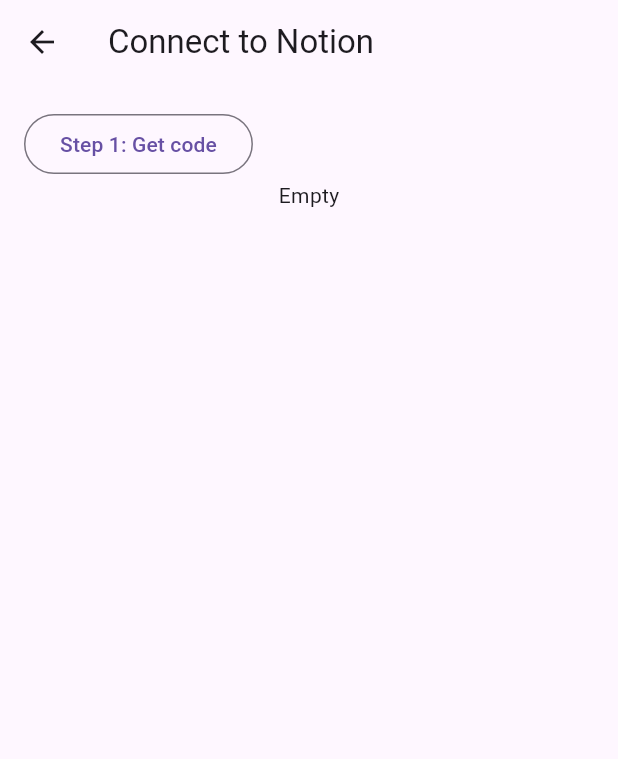
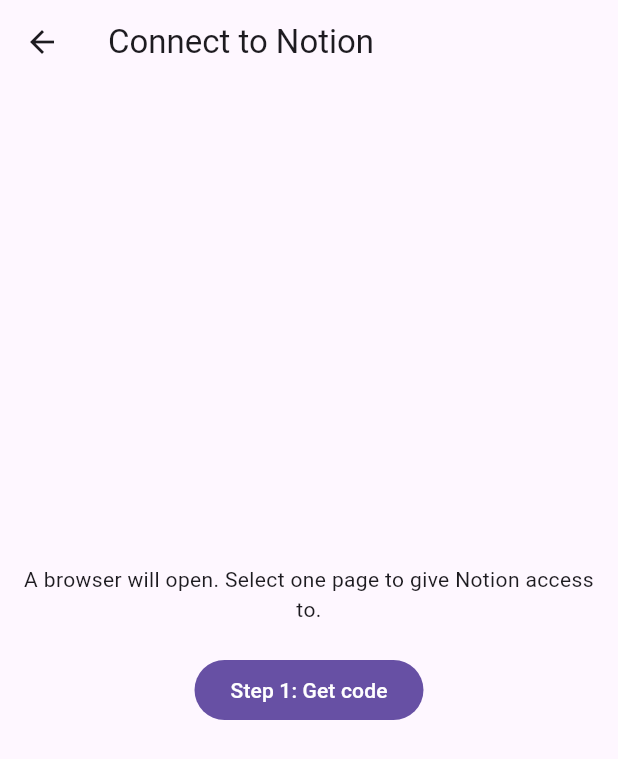
Before and after one commit to exnota/exnota, a Flutter app: the NotionSettingsView screen opened directly, after a tap on "Step 1: Get code", on a phone screen of 412 x 824 dp. Shown: the top 759 px of the screen. Run offline on Flutter 3.47's test engine with Material 2 defaults, Android fonts, the phone set to English and light mode, and no system bars; our stand-ins replace drift, flutter_riverpod, freezed_annotation, riverpod_annotation, uni_links; missing offline and left inert: oauth2; accounts and stored records are empty; generated files the repository leaves out were written again.

Commit message:
mobile: Refactor settings view to support error messages
Also redesigns the screen.

```diff
--- a/app/mobile/lib/src/integration/service/notion_settings_service.dart
+++ b/app/mobile/lib/src/integration/service/notion_settings_service.dart
@@ -16,7 +16,6 @@ class NotionSettingsService extends _$NotionSettingsService {
 
   Future<void> saveCode(String code) async {
     final settings = NotionSettings.code(code: code);
-    print('xyz about to .updateSettings');
     await ref
         .read(notionSettingsRepoProvider.notifier)
         .updateSettings(settings);
@@ -38,7 +37,6 @@ class NotionSettingsService extends _$NotionSettingsService {
         );
         // 201 expected, but also accept 200 in case they change things.
         if (![200, 201].contains(response.statusCode)) {
-          print('not a 201 or 200');
           return false;
         }
         final body = jsonDecode(response.body);
--- a/app/mobile/lib/src/integration/view/notion_settings_view.dart
+++ b/app/mobile/lib/src/integration/view/notion_settings_view.dart
@@ -18,26 +18,48 @@ class NotionSettingsView extends ConsumerStatefulWidget {
   ConsumerState<NotionSettingsView> createState() => _NotionSettingsView();
 }
 
-class _NotionSettingsView extends ConsumerState<NotionSettingsView> {
+enum LaunchingBrowserStatus { notLaunched, launched, returned }
+
+class _NotionSettingsView extends ConsumerState<NotionSettingsView>
+    with WidgetsBindingObserver {
+  final double _verticalColumnSpace = 20;
+
+  LaunchingBrowserStatus _launchingBrowser = LaunchingBrowserStatus.notLaunched;
+  bool _receivedCode = false;
+  bool _couldNotRequestCode = false;
+  late StreamSubscription _sub;
+
   bool _requestingToken = false;
   bool _requestingTokenError = false;
-  Uri? _latestUri;
-  // String? codeFromRedirect;
-  // TODO: Error handling?
-  Object? _errFromRedirect;
-  late StreamSubscription _sub;
 
   @override
   void initState() {
     super.initState();
+    WidgetsBinding.instance.addObserver(this);
     _handleIncomingLinks();
   }
 
   @override
   void dispose() {
-    print('disposed');
     _sub.cancel();
+    WidgetsBinding.instance.removeObserver(this);
     super.dispose();
+  }
+
+  @override
+  void didChangeAppLifecycleState(AppLifecycleState state) {
+    switch (state) {
+      case AppLifecycleState.resumed:
+        // Catch the user's return in case it isn't caught via redirect
+        if (_launchingBrowser == LaunchingBrowserStatus.launched) {
+          setState(() {
+            _launchingBrowser = LaunchingBrowserStatus.returned;
+          });
+        }
+        break;
+      default:
+        break;
+    }
   }
 
   @override
@@ -51,57 +73,33 @@ class _NotionSettingsView extends ConsumerState<NotionSettingsView> {
       body: Padding(
           padding: const EdgeInsets.all(16),
           child: Column(
+            mainAxisAlignment: MainAxisAlignment.center,
+            crossAxisAlignment: CrossAxisAlignment.center,
             children: [
               switch (notionSettings) {
-                AsyncError(:final error) => Text('error=$error'),
-                AsyncLoading() => const CircularProgressIndicator(),
-                AsyncData(:final value) => Column(
-                    children: [
-                      switch (value) {
-                        NotionSettingsEmpty() => Row(
-                            children: [
-                              OutlinedButton(
+                AsyncError(:final error) =>
+                  Center(child: Text('error: $error')),
+                AsyncLoading() =>
+                  const Center(child: CircularProgressIndicator()),
+                AsyncData(:final value) => Center(
+                      child: switch (value) {
+                    NotionSettingsEmpty() => Column(children: [
+                        const Text(
+                            "A browser will open. Select one page to give Notion access to.",
+                            textAlign: TextAlign.center),
+                        SizedBox(
+                          height: _verticalColumnSpace,
+                        ),
+                        FilledButton(
                           onPressed: () async {
-                                    await _launch();
+                            await _requestCode();
                           },
-                                  child: const Text('Step 1: Get code'))
-                            ],
+                          child: const Text('Step 1: Get code'),
                         ),
-                        NotionSettingsCode() => Row(
-                            children: [
-                              OutlinedButton(
-                                  onPressed: _requestingToken
-                                      ? null
-                                      : () async {
-                                          await _requestAccessToken();
-                                        },
-                                  child: Text(!_requestingToken
-                                      ? 'Step 2: Use code to get token'
-                                      : 'Requesting...')),
-                              OutlinedButton(
-                                  onPressed: () async {
-                                    await _launch();
-                                  },
-                                  child: const Text('Restart at Step 1')),
-                            ],
+                        SizedBox(
+                          height: _verticalColumnSpace,
                         ),
-                        NotionSettingsAccessToken() => Row(
-                            children: [
-                              OutlinedButton(
-                                  onPressed: () async {
-                                    await _launch();
-                                  },
-                                  child: const Text('Restart at Step 1')),
-                            ],
-                          ),
-                      },
-                      switch (value) {
-                        NotionSettingsEmpty() => const Text('Empty'),
-                        NotionSettingsCode() => Column(
-                            children: [
-                              Text('Code: ${value.code}'),
-                              if (_requestingTokenError) ...[
-                                const SizedBox(height: 6),
+                        if (_showCodeError())
                           const Row(
                             children: [
                               Icon(
@@ -110,33 +108,112 @@ class _NotionSettingsView extends ConsumerState<NotionSettingsView> {
                                 size: 24.0,
                                 semanticLabel: 'Error getting token',
                               ),
-                                    Text(
-                                        'Error getting token. Try step 2 again or restart at step 2')
+                              Text("Couldn't get a code. Please try again.")
+                            ],
+                          )
+                      ]),
+                    NotionSettingsCode() => Column(
+                        children: [
+                          FilledButton(
+                            onPressed: _requestingToken
+                                ? null
+                                : () async {
+                                    await _requestToken();
+                                  },
+                            child: Row(
+                              mainAxisSize: MainAxisSize.min,
+                              children: [
+                                if (_requestingToken)
+                                  const CircularProgressIndicator(),
+                                Text(!_requestingToken
+                                    ? 'Step 2: Use code to get token'
+                                    : 'Requesting...')
+                              ],
+                            ),
+                          ),
+                          SizedBox(
+                            height: _verticalColumnSpace,
+                          ),
+                          OutlinedButton(
+                              onPressed: () async {
+                                await _requestCode();
+                              },
+                              child: const Text('Restart at Step 1')),
+                          SizedBox(
+                            height: _verticalColumnSpace,
+                          ),
+                          if (_showCodeError())
+                            const Row(
+                              children: [
+                                Icon(
+                                  Icons.error,
+                                  color: Colors.red,
+                                  size: 24.0,
+                                  semanticLabel: 'Error getting token',
+                                ),
+                                SizedBox(width: 10),
+                                Text("Couldn't get a code. Please try again.")
+                              ],
+                            ),
+                          if (_showTokenError())
+                            const Row(
+                              children: [
+                                Icon(
+                                  Icons.error,
+                                  color: Colors.red,
+                                  size: 24.0,
+                                  semanticLabel: 'Error getting token',
+                                ),
+                                SizedBox(width: 10),
+                                Expanded(
+                                    child: Text(
+                                        "Couldn't get a token. Please try again or restart at step 1 to get a new token.")),
                               ],
                             )
                         ],
-                            ],
                       ),
-                        NotionSettingsAccessToken() => Column(
-                            children: [
+                    NotionSettingsAccessToken() => Column(children: [
                         const Row(
+                            mainAxisAlignment: MainAxisAlignment.center,
                             children: [
                               Icon(
                                 Icons.check,
                                 color: Colors.green,
+                                size: 48.0,
+                                semanticLabel: 'Connected to Notion',
+                              ),
+                              SizedBox(width: 10),
+                              Text("Connected",
+                                  style: TextStyle(
+                                    fontSize: 24.0,
+                                  ))
+                            ]),
+                        SizedBox(
+                          height: _verticalColumnSpace,
+                        ),
+                        TextButton(
+                            onPressed: () async {
+                              await _requestCode();
+                            },
+                            child: const Text('Reconnect or update pages')),
+                        SizedBox(
+                          height: _verticalColumnSpace,
+                        ),
+                        if (_showCodeError())
+                          const Row(
+                            children: [
+                              Icon(
+                                Icons.error,
+                                color: Colors.red,
                                 size: 24.0,
-                                    semanticLabel: 'Successfully connected',
+                                semanticLabel: 'Error getting code',
                               ),
-                                  Text('Successfully connected')
+                              SizedBox(width: 10),
+                              Text("Couldn't get a code. Please try again.")
                             ],
                           ),
-                              const SizedBox(height: 6),
-                              Text('Access token: ${value.accessToken}'),
-                            ],
-                          )
-                      }
-                    ],
-                  ),
+                      ]),
+                  }),
                 AsyncValue() => throw Exception('Unhandled value')
               }
             ],
@@ -144,47 +221,27 @@ class _NotionSettingsView extends ConsumerState<NotionSettingsView> {
     );
   }
 
-  void _handleIncomingLinks() {
-    _sub = uriLinkStream.listen((Uri? uri) {
-      if (!mounted) return;
-      print('xyz about _saveCode');
-      _saveCode(uri);
-      print('xyz about to set state on listen');
-      setState(() {
-        _latestUri = uri;
-        _errFromRedirect = null;
-      });
-    }, onError: (Object err) {
-      if (!mounted) return;
-      print('xyz error handling link');
-      setState(() {
-        _latestUri = null;
-        if (err is FormatException) {
-          _errFromRedirect = err;
-        } else {
-          _errFromRedirect = null;
-        }
-      });
-    }, onDone: () {});
+  bool _showCodeError() {
+    return _couldNotRequestCode ||
+        (_launchingBrowser == LaunchingBrowserStatus.returned &&
+            !_receivedCode);
   }
 
-  void _saveCode(Uri? uri) {
-    final code = uri?.queryParameters["code"];
-    if (code != null) {
-      print('xyz about to .saveCode');
-      ref.read(notionSettingsServiceProvider.notifier).saveCode(code);
-    }
-    // TODO: If code is null, show an error
+  bool _showTokenError() {
+    return _requestingTokenError;
   }
 
-  Future<void> _launch() async {
+  Future<void> _requestCode() async {
     setState(() {
+      _receivedCode = false;
+      _couldNotRequestCode = false;
       _requestingTokenError = false;
     });
     final authorizeBaseUri =
         Uri.parse('https://api.notion.com/v1/oauth/authorize');
-    // TODO: Is this even needed? Should we replace existing implementation with this?
-    // Or just leave a note that it's not used? See commented-out code below.
+    // TODO: Is this tokenUri even needed? Should we replace the manual request
+    // for a token in the relevant service with the implementation from the
+    // oauth package? Or just leave a note that it's not used?
     final tokenUri = Uri.parse('https://exnota.com');
     final redirectUri = Uri.parse(
         'https://exnota.com/api/integration/notion/mobile-code-redirect');
@@ -193,26 +250,66 @@ class _NotionSettingsView extends ConsumerState<NotionSettingsView> {
 
     var authorizeUri = grant.getAuthorizationUrl(redirectUri);
 
-    print('xyz about to_redirect');
-    await _redirect(authorizeUri);
-    // var responseUrl = listen(redirectUri);
-
-    // Once the user is redirected to `redirectUrl`, pass the query parameters to
-    // the AuthorizationCodeGrant. It will validate them and extract the
-    // authorization code to create a new Client.
-    // return await grant.handleAuthorizationResponse(responseUrl.queryParameters);
-  }
-
-  Future<void> _redirect(Uri authorizeUri) async {
     if (await canLaunchUrl(authorizeUri)) {
-      print('xyz about launchUrl');
+      setState(() {
+        _launchingBrowser = LaunchingBrowserStatus.launched;
+      });
       await launchUrl(authorizeUri);
     } else {
-      // TODO: Show error?
+      setState(() {
+        _couldNotRequestCode = true;
+      });
     }
   }
 
-  Future<void> _requestAccessToken() async {
+  void _handleIncomingLinks() {
+    _sub = uriLinkStream.listen((Uri? uri) {
+      if (!mounted) return;
+      _saveCode(uri);
+      setState(() {
+        _launchingBrowser = LaunchingBrowserStatus.returned;
+        _receivedCode = true;
+        _couldNotRequestCode = false;
+      });
+      ScaffoldMessenger.of(context).showSnackBar(
+        SnackBar(
+          content: const Text('Got a code from Notion'),
+          duration: const Duration(milliseconds: 3000),
+          action: SnackBarAction(
+            label: 'Dismiss',
+            onPressed: () {
+              ScaffoldMessenger.of(context).hideCurrentSnackBar();
+            },
+          ),
+        ),
+      );
+    }, onError: (Object err) {
+      if (!mounted) return;
+      if (err is FormatException) {
+        // TODO: Log
+      } else {
+        // TODO: Log
+      }
+      setState(() {
+        _launchingBrowser = LaunchingBrowserStatus.returned;
+        _receivedCode = false;
+        _couldNotRequestCode = true;
+      });
+    }, onDone: () {});
+  }
+
+  void _saveCode(Uri? uri) {
+    final code = uri?.queryParameters["code"];
+    if (code != null) {
+      ref.read(notionSettingsServiceProvider.notifier).saveCode(code);
+    } else {
+      setState(() {
+        _couldNotRequestCode = true;
+      });
+    }
+  }
+
+  Future<void> _requestToken() async {
     setState(() {
       _requestingToken = true;
       _requestingTokenError = false;
```
Also changed, not shown: app/mobile/lib/src/integration/data/notion_settings_repo.dart (+0 -7 lines). Lines whose indentation alone changed are shown as unchanged.
